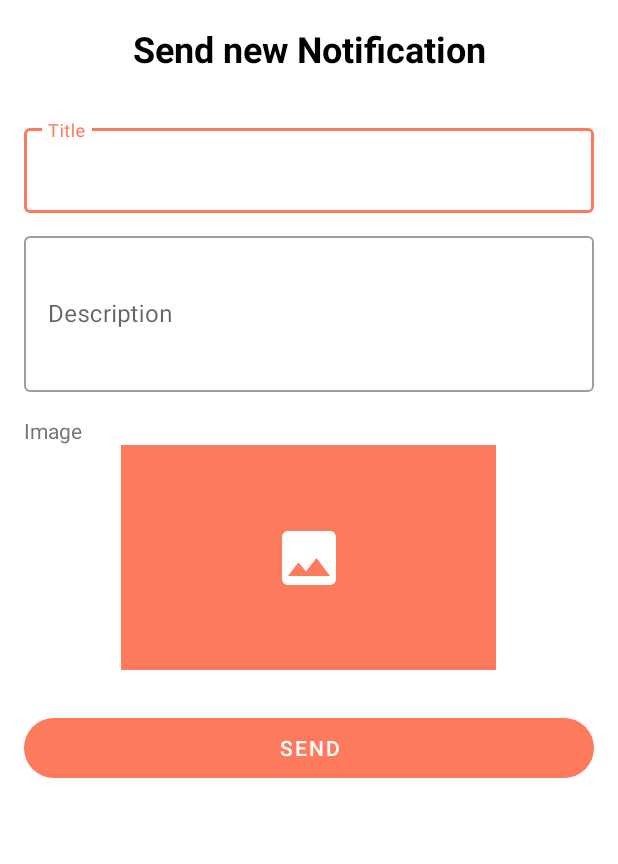
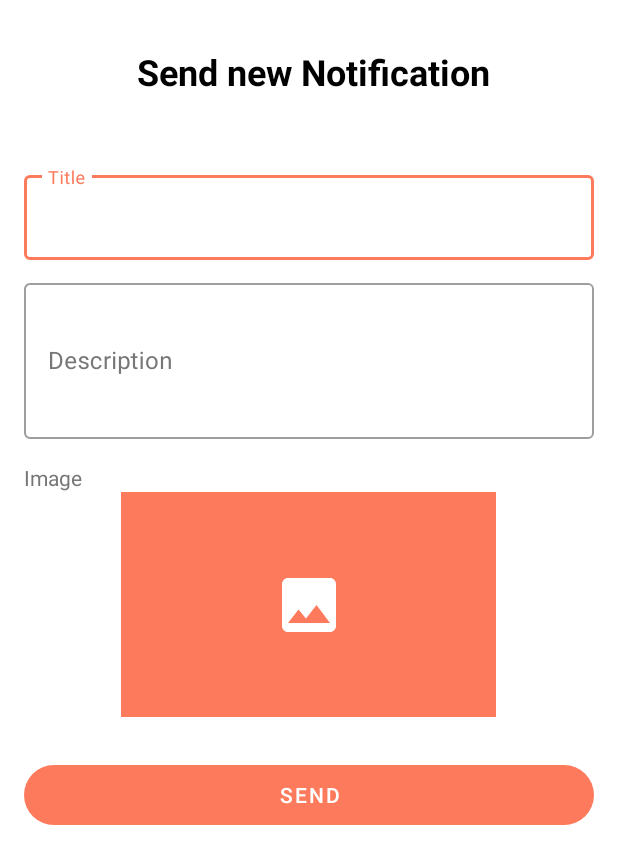
Before and after one commit to Diaf-Abderrahmane/food-ordering-app-admin-side, an Android app: the Notification screen opened directly, with no data from a screen before it, on a phone screen of 412 x 824 dp. Shown: the top 864 px of the screen. Run offline under Robolectric (Android 15) with nearby library versions, the phone set to English and light mode, and no system bars; our stand-ins replace Firebase (no records; nobody signed in at launch, a user with empty details on screens opened directly), Volley.

Commit message:
First commit.

```diff
--- a/app/src/main/res/layout/activity_email_edit.xml
+++ b/app/src/main/res/layout/activity_email_edit.xml
@@ -18,6 +18,8 @@
         android:layout_width="match_parent"
         android:layout_height="60dp"
         android:paddingLeft="40dp"
+        android:textColor="@color/black"
+        android:textColorHint="@color/eblack"
         android:layout_margin="20dp"
 
         android:hint="new Email"
@@ -30,6 +32,8 @@
         android:layout_margin="20dp"
         android:hint="Confirmer Email"
         android:paddingLeft="40dp"
+        android:textColor="@color/black"
+        android:textColorHint="@color/eblack"
         android:background="@drawable/cercle"/>
     <Button
         android:id="@+id/Edit"
--- a/app/src/main/res/layout/activity_notification.xml
+++ b/app/src/main/res/layout/activity_notification.xml
@@ -12,34 +12,40 @@
     android:layout_height="match_parent"
     android:orientation="vertical"
     android:padding="16dp">
+
     <TextView
         android:id="@+id/dialog_title"
-        android:layout_width="match_parent"
-        android:layout_height="wrap_content"
+        android:layout_width="386dp"
+        android:layout_height="64dp"
         android:layout_marginBottom="16dp"
         android:gravity="center"
+        android:text="Send new Notification"
+        android:textColor="@color/black"
+        android:textSize="24dp"
         android:textStyle="bold"
-        android:textSize="24dp"
-        android:textColor="@color/black"
-        android:text="Send new Notification"/>
+        app:layout_constraintEnd_toEndOf="parent"
+        app:layout_constraintStart_toStartOf="parent" />
+
     <com.google.android.material.textfield.TextInputLayout
         style="@style/Widget.MaterialComponents.TextInputLayout.OutlinedBox"
         android:layout_width="match_parent"
         android:layout_height="wrap_content"
-        android:textColor="@color/eblack"
         android:layout_marginTop="15dp"
-        android:hint="Title">
+        android:hint="Title"
+        android:textColor="@color/black"
+        android:textColorHint="@color/eblack">
         <com.google.android.material.textfield.TextInputEditText
             android:id="@+id/Title"
             android:layout_width="match_parent"
             android:layout_height="wrap_content"
-            android:textColor="@color/eblack"/>
+            android:textColor="@color/black"/>
     </com.google.android.material.textfield.TextInputLayout>
     <com.google.android.material.textfield.TextInputLayout
         style="@style/Widget.MaterialComponents.TextInputLayout.OutlinedBox"
         android:layout_width="match_parent"
         android:layout_height="wrap_content"
-        android:textColor="@color/eblack"
+        android:textColor="@color/black"
+        android:textColorHint="@color/eblack"
         android:layout_marginTop="10dp"
         android:hint="Description">
 
@@ -47,7 +53,7 @@
             android:id="@+id/Text"
             android:layout_width="match_parent"
             android:layout_height="104dp"
-            android:textColor="@color/eblack" />
+            android:textColor="@color/black" />
     </com.google.android.material.textfield.TextInputLayout>
 
     <TextView
--- a/app/src/main/res/layout/activity_password_edit.xml
+++ b/app/src/main/res/layout/activity_password_edit.xml
@@ -20,6 +20,8 @@
         android:layout_margin="20dp"
         android:paddingLeft="20dp"
         android:hint="new Password"
+        android:textColor="@color/black"
+        android:textColorHint="@color/eblack"
         android:background="@drawable/cercle"/>
     <EditText
         android:id="@+id/CPassword"
@@ -28,6 +30,8 @@
         android:layout_height="60dp"
         android:layout_margin="20dp"
         android:hint="Confirmer Password"
+        android:textColor="@color/black"
+        android:textColorHint="@color/eblack"
         android:paddingLeft="20dp"
         android:background="@drawable/cercle"/>
     <Button
```
